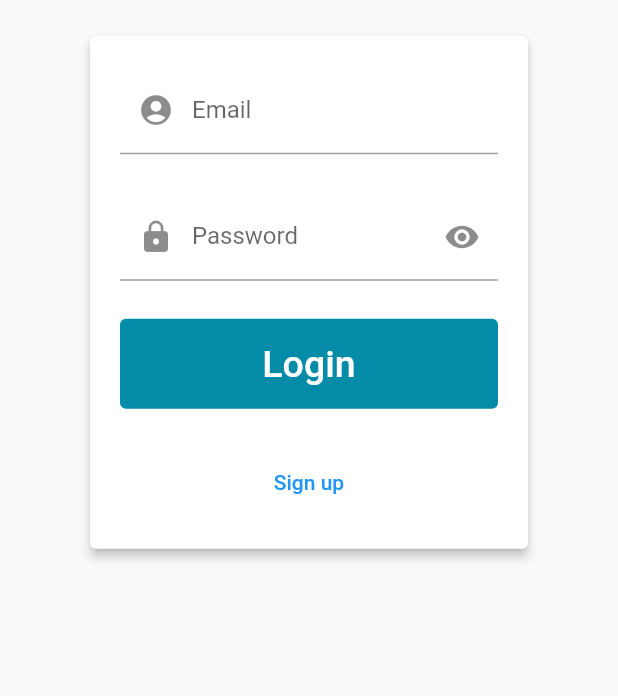
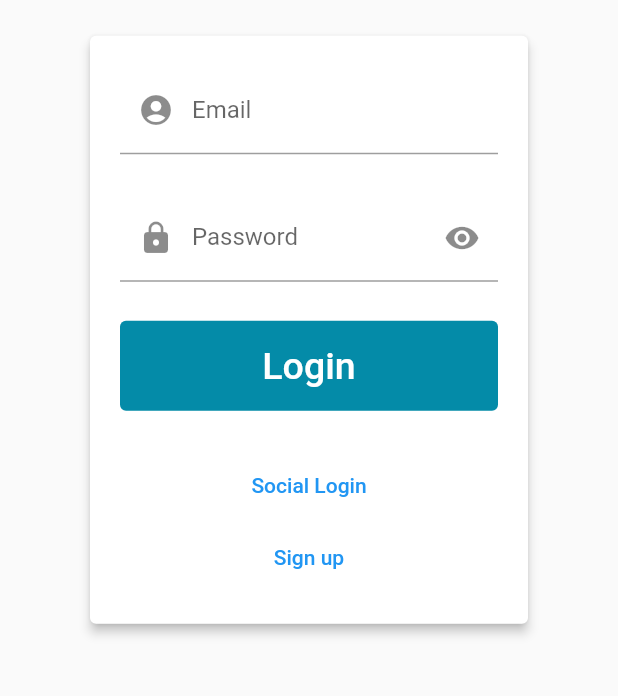
Before and after one commit to rflett/jui, a Flutter app: the screen it shows after launch, after a tap on "Login", on a phone screen of 412 x 824 dp, the part 349-1045 px from its top. Run offline on Flutter 3.47's test engine with Material 2 defaults, Android fonts, the phone set to English and light mode, and no system bars; our stand-ins replace flutter_secure_storage, shared_preferences, sprintf; missing offline and left inert: jwt_decode; generated files the repository leaves out were written again.

Commit message:
Login providers now link
- Link is incorrect but it works

```diff
--- a/lib/models/enums/social_providers.dart
+++ b/lib/models/enums/social_providers.dart
@@ -1,3 +1,5 @@
+// Make sure these are named the same as the route to log in as it's used to
+// generate the route
 enum SocialProviders {
   delegator,
   google,
--- a/lib/view/pages/account/login_page.dart
+++ b/lib/view/pages/account/login_page.dart
@@ -39,7 +39,7 @@ class _LoginPageState extends State<LoginPage> {
           ),
           ConstrainedBox(
             constraints:
-                BoxConstraints(minWidth: 100, maxWidth: 300, maxHeight: 350),
+                BoxConstraints(minWidth: 100, maxWidth: 300, maxHeight: 400),
             child: Card(
               elevation: 3,
               child: Container(
@@ -84,10 +84,18 @@ class _LoginPageState extends State<LoginPage> {
                           onPressed: onLoginClicked,
                         ),
                       ),
-                      TextButton(
-                        onPressed: () => Navigator.pushNamed(context, registerRoute),
-                        child: Text("Sign up"),
-                      )
+                      Column(children: [
+                        TextButton(
+                          onPressed: () =>
+                              Navigator.pushNamed(context, loginProviderRoute),
+                          child: Text("Social Login"),
+                        ),
+                        TextButton(
+                          onPressed: () =>
+                              Navigator.pushNamed(context, registerRoute),
+                          child: Text("Sign up"),
+                        ),
+                      ]),
                     ],
                   ),
                 ),
--- a/lib/view/pages/home_page.dart
+++ b/lib/view/pages/home_page.dart
@@ -22,17 +22,6 @@ class _HomePageState extends State<HomePage> {
             child: Column(
               mainAxisAlignment: MainAxisAlignment.spaceEvenly,
               children: [
-                TextButton(
-                  style: TextButton.styleFrom(
-                    backgroundColor: appAccentColor,
-                    primary: Colors.white,
-                    padding: EdgeInsets.all(15),
-                    minimumSize: Size(300, 60),
-                  ),
-                  child: Text("Social Login", style: TextStyle(fontSize: 25)),
-                  onPressed: () =>
-                      Navigator.pushNamed(context, loginProviderRoute),
-                ),
                 Hero(
                   tag: "login-button",
                   child: TextButton(
@@ -48,14 +37,15 @@ class _HomePageState extends State<HomePage> {
                 ),
                 TextButton(
                   style: TextButton.styleFrom(
-                    backgroundColor: appSecondaryColor,
+                    backgroundColor: appAccentColor,
                     primary: Colors.white,
                     padding: EdgeInsets.all(15),
                     minimumSize: Size(300, 60),
                   ),
-                  child: Text("Sign Up", style: TextStyle(fontSize: 25)),
-                  onPressed: () => Navigator.pushNamed(context, registerRoute),
-                )
+                  child: Text("Social Login", style: TextStyle(fontSize: 25)),
+                  onPressed: () =>
+                      Navigator.pushNamed(context, loginProviderRoute),
+                ),
               ],
             ),
           ),
--- a/pubspec.yaml
+++ b/pubspec.yaml
@@ -33,6 +33,7 @@ dependencies:
   http: ^0.13.0
   sprintf: "^5.0.0"
   jwt_decode: ^0.3.1
+  url_launcher: ^6.0.3
 
 dev_dependencies:
   flutter_test:
```
Also changed, not shown: lib/view/pages/account/components/social-login/social_login_button.dart (+14 -2 lines), pubspec.lock, 1 other file.
